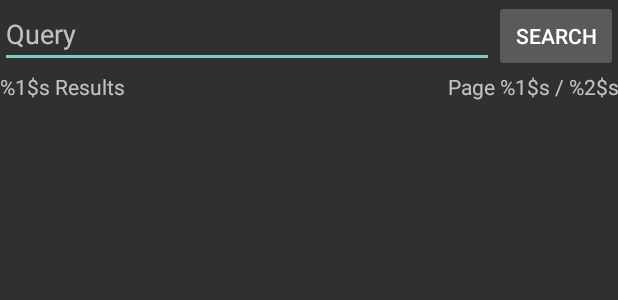
After one commit to filebroker/filebroker-app, an Android app built with Jetpack Compose: the layout fragment_posts.xml on its own in the app's theme, with its tools: preview values and no code run, on a phone screen of 412 x 824 dp. The commit adds this screen. Shown: the top 300 px of the screen. Run offline under Robolectric (Android 15) with nearby library versions, the phone set to English and light mode, and no system bars.

Commit message:
implement post search and PostsFragment for android

```diff
--- a/androidApp/build.gradle.kts
+++ b/androidApp/build.gradle.kts
@@ -40,4 +40,6 @@ dependencies {
     implementation("androidx.compose.material:material:1.2.1")
     implementation("androidx.activity:activity-compose:1.5.1")
     implementation("androidx.appcompat:appcompat:1.3.1")
+    implementation("com.squareup.picasso:picasso:2.8")
+    implementation("org.jetbrains.kotlinx:kotlinx-coroutines-android:1.6.4")
 }
--- a/androidApp/src/main/java/net/robinfriedli/filebroker/android/MainActivity.kt
+++ b/androidApp/src/main/java/net/robinfriedli/filebroker/android/MainActivity.kt
@@ -106,7 +106,8 @@ class MainActivity : AppCompatActivity() {
         override fun onItemClick(p0: AdapterView<*>?, p1: View?, p2: Int, p3: Long) {
             val fragment = when (p2) {
                 0 -> HomeFragment()
-                1 -> {
+                1 -> PostsFragment(api)
+                2 -> {
                     val currentLogin = api.currentLogin
                     if (currentLogin != null) {
                         ProfileFragment(api)
@@ -140,6 +141,7 @@ class MainActivity : AppCompatActivity() {
 
         val navigationDrawerItems = arrayOf(
             DrawerItem(R.drawable.ic_baseline_home_24, "Home"),
+            DrawerItem(R.drawable.ic_baseline_image_search_24, "Posts"),
             profileDrawerItem
         )
 
--- /dev/null
+++ b/androidApp/src/main/res/drawable/ic_baseline_image_search_24.xml
@@ -0,0 +1,5 @@
+<vector android:height="24dp" android:tint="#FFFFFF"
+    android:viewportHeight="24" android:viewportWidth="24"
+    android:width="24dp" xmlns:android="http://schemas.android.com/apk/res/android">
+    <path android:fillColor="@android:color/white" android:pathData="M18,13v7L4,20L4,6h5.02c0.05,-0.71 0.22,-1.38 0.48,-2L4,4c-1.1,0 -2,0.9 -2,2v14c0,1.1 0.9,2 2,2h14c1.1,0 2,-0.9 2,-2v-5l-2,-2zM16.5,18h-11l2.75,-3.53 1.96,2.36 2.75,-3.54zM19.3,8.89c0.44,-0.7 0.7,-1.51 0.7,-2.39C20,4.01 17.99,2 15.5,2S11,4.01 11,6.5s2.01,4.5 4.49,4.5c0.88,0 1.7,-0.26 2.39,-0.7L21,13.42 22.42,12 19.3,8.89zM15.5,9C14.12,9 13,7.88 13,6.5S14.12,4 15.5,4 18,5.12 18,6.5 16.88,9 15.5,9z"/>
+</vector>
--- /dev/null
+++ b/androidApp/src/main/res/layout/fragment_posts.xml
@@ -0,0 +1,75 @@
+<?xml version="1.0" encoding="utf-8"?>
+<FrameLayout xmlns:android="http://schemas.android.com/apk/res/android"
+    android:layout_width="match_parent"
+    android:layout_height="match_parent"
+    android:orientation="vertical">
+
+    <LinearLayout
+        android:layout_width="match_parent"
+        android:layout_height="match_parent"
+        android:orientation="vertical">
+
+        <LinearLayout
+            android:layout_width="match_parent"
+            android:layout_height="wrap_content"
+            android:orientation="horizontal">
+
+            <EditText
+                android:id="@+id/queryInputPosts"
+                android:layout_width="0dp"
+                android:layout_height="wrap_content"
+                android:layout_weight="0.8"
+                android:hint="@string/query"
+                android:inputType="text" />
+
+            <Button
+                android:id="@+id/searchButtonPosts"
+                android:layout_width="0dp"
+                android:layout_height="wrap_content"
+                android:layout_weight="0.2"
+                android:text="@string/search" />
+
+        </LinearLayout>
+
+        <LinearLayout
+            android:layout_width="match_parent"
+            android:layout_height="wrap_content"
+            android:orientation="horizontal">
+
+            <TextView
+                android:id="@+id/resultCount"
+                android:layout_width="wrap_content"
+                android:layout_height="wrap_content"
+                android:text="@string/results" />
+
+            <TextView
+                android:id="@+id/pageNumber"
+                android:layout_width="fill_parent"
+                android:layout_height="wrap_content"
+                android:gravity="end"
+                android:text="@string/page" />
+        </LinearLayout>
+
+        <LinearLayout
+            android:id="@+id/paginationButtonRow"
+            android:layout_width="match_parent"
+            android:layout_height="wrap_content"
+            android:gravity="center"
+            android:orientation="horizontal" />
+
+        <GridView
+            android:id="@+id/imageGrid"
+            android:layout_width="match_parent"
+            android:layout_height="wrap_content"
+            android:layout_gravity="center"
+            android:columnWidth="100dp"
+            android:gravity="center"
+            android:minHeight="90dp"
+            android:numColumns="auto_fit"
+            android:stretchMode="columnWidth" />
+
+    </LinearLayout>
+
+    <include layout="@layout/progress_spinner_overlay" />
+
+</FrameLayout>
--- a/androidApp/src/main/res/values/strings.xml
+++ b/androidApp/src/main/res/values/strings.xml
@@ -2,10 +2,15 @@
 <resources>
     <string-array name="navigation_drawer_items_array">
         <item>Home</item>
+        <item>Posts</item>
         <item>Login</item>
     </string-array>
     <string name="login">Login</string>
     <string name="ok">OK</string>
     <string name="user_name">User Name</string>
     <string name="password">Password</string>
+    <string name="search">Search</string>
+    <string name="query">Query</string>
+    <string name="results">%1$s Results</string>
+    <string name="page">Page %1$s / %2$s</string>
 </resources>
--- a/shared/build.gradle.kts
+++ b/shared/build.gradle.kts
@@ -26,6 +26,8 @@ kotlin {
                 implementation("io.ktor:ktor-client-content-negotiation:$ktorVersion")
                 implementation("io.ktor:ktor-serialization-kotlinx-json:$ktorVersion")
                 implementation("org.jetbrains.kotlinx:kotlinx-datetime:0.4.0")
+                implementation("org.jetbrains.kotlinx:kotlinx-coroutines-core:1.6.4")
+                implementation("io.github.aakira:napier:2.6.1")
             }
         }
         val commonTest by getting {
```
Also changed, not shown: androidApp/src/main/java/net/robinfriedli/filebroker/android/PostsFragment.kt (added, +206 -0 lines), androidApp/src/main/res/drawable/spinner_background.xml (added, +15 -0 lines), androidApp/src/main/res/layout/progress_spinner_overlay.xml (added, +21 -0 lines), shared/src/commonMain/kotlin/net/robinfriedli/filebroker/Api.kt (+93 -9 lines), androidApp/src/main/res/drawable/logo512.png (added).
